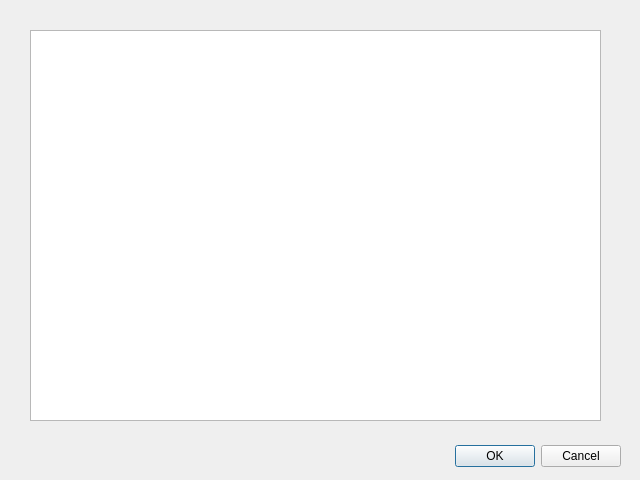
Qt form history.ui (lumpy6494/QtKursovoy) before a commit.
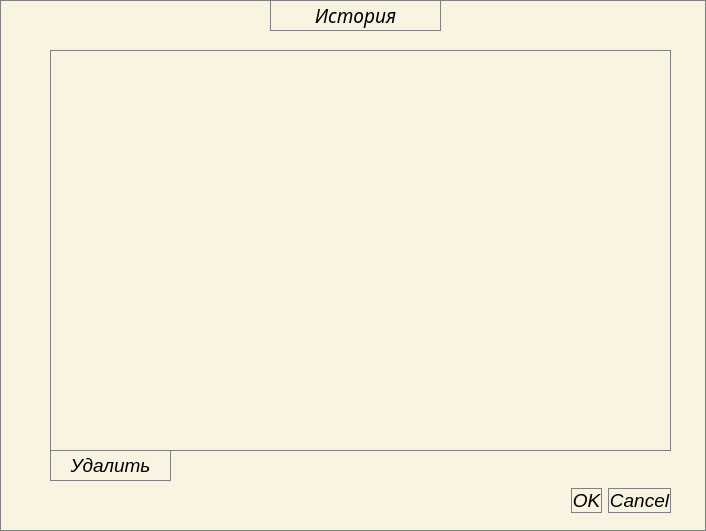
The same form after that commit.

Patch:
```diff
--- a/history.ui
+++ b/history.ui
@@ -6,22 +6,32 @@
    <rect>
     <x>0</x>
     <y>0</y>
-    <width>640</width>
-    <height>480</height>
+    <width>706</width>
+    <height>531</height>
    </rect>
   </property>
   <property name="windowTitle">
    <string>Dialog</string>
   </property>
-  <widget class="QDialogButtonBox" name="buttonBox">
+  <property name="styleSheet">
+   <string notr="true">background-color:#f9f3e1;
+border: 1px solid gray;
+font: 75 italic 14pt;</string>
+  </property>
+  <widget class="QDialogButtonBox" name="buttonBox_history_status">
    <property name="geometry">
     <rect>
-     <x>0</x>
-     <y>440</y>
+     <x>50</x>
+     <y>480</y>
      <width>621</width>
-     <height>32</height>
+     <height>41</height>
     </rect>
    </property>
+   <property name="styleSheet">
+    <string notr="true">QPushButton:pressed{
+background-color :qconicalgradient(cx:0, cy:0, angle:135, stop:0 rgba(255, 255, 0, 69), stop:0.375 rgba(255, 255, 0, 69), stop:0.423533 rgba(251, 255, 0, 145), stop:0.45 rgba(247, 255, 0, 208), stop:0.477581 rgba(255, 244, 71, 130), stop:0.518717 rgba(255, 218, 71, 130), stop:0.55 rgba(255, 255, 0, 255), stop:0.57754 rgba(255, 203, 0, 130), stop:0.625 rgba(255, 255, 0, 69), stop:1 rgba(255, 255, 0, 69))
+}  </string>
+   </property>
    <property name="orientation">
     <enum>Qt::Horizontal</enum>
    </property>
@@ -32,11 +42,74 @@
   <widget class="QTableView" name="tableView">
    <property name="geometry">
     <rect>
-     <x>30</x>
-     <y>30</y>
-     <width>571</width>
-     <height>391</height>
+     <x>50</x>
+     <y>50</y>
+     <width>621</width>
+     <height>401</height>
     </rect>
+   </property>
+   <attribute name="horizontalHeaderDefaultSectionSize">
+    <number>150</number>
+   </attribute>
+  </widget>
+  <widget class="QLabel" name="label_history">
+   <property name="geometry">
+    <rect>
+     <x>270</x>
+     <y>0</y>
+     <width>171</width>
+     <height>31</height>
+    </rect>
+   </property>
+   <property name="font">
+    <font>
+     <family>Sans</family>
+     <pointsize>14</pointsize>
+     <weight>9</weight>
+     <italic>true</italic>
+     <bold>false</bold>
+    </font>
+   </property>
+   <property name="text">
+    <string>История</string>
+   </property>
+   <property name="alignment">
+    <set>Qt::AlignCenter</set>
+   </property>
+  </widget>
+  <widget class="QPushButton" name="pushButton_delete_history">
+   <property name="geometry">
+    <rect>
+     <x>50</x>
+     <y>450</y>
+     <width>121</width>
+     <height>31</height>
+    </rect>
+   </property>
+   <property name="styleSheet">
+    <string notr="true">QPushButton:pressed{
+background-color :qconicalgradient(cx:0, cy:0, angle:135, stop:0 rgba(255, 255, 0, 69), stop:0.375 rgba(255, 255, 0, 69), stop:0.423533 rgba(251, 255, 0, 145), stop:0.45 rgba(247, 255, 0, 208), stop:0.477581 rgba(255, 244, 71, 130), stop:0.518717 rgba(255, 218, 71, 130), stop:0.55 rgba(255, 255, 0, 255), stop:0.57754 rgba(255, 203, 0, 130), stop:0.625 rgba(255, 255, 0, 69), stop:1 rgba(255, 255, 0, 69))
+}  </string>
+   </property>
+   <property name="text">
+    <string>Удалить</string>
+   </property>
+  </widget>
+  <widget class="QLabel" name="label_history_status">
+   <property name="geometry">
+    <rect>
+     <x>10</x>
+     <y>490</y>
+     <width>271</width>
+     <height>31</height>
+    </rect>
+   </property>
+   <property name="styleSheet">
+    <string notr="true">border:0;
+</string>
+   </property>
+   <property name="text">
+    <string/>
    </property>
   </widget>
  </widget>
```
Left out of the diff: 11 changed lines with no effect on the pictures.
